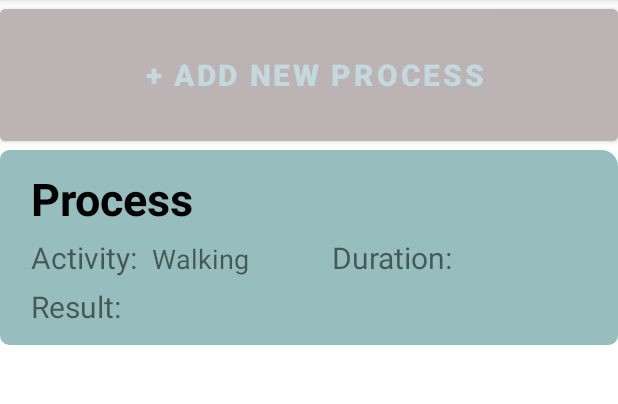
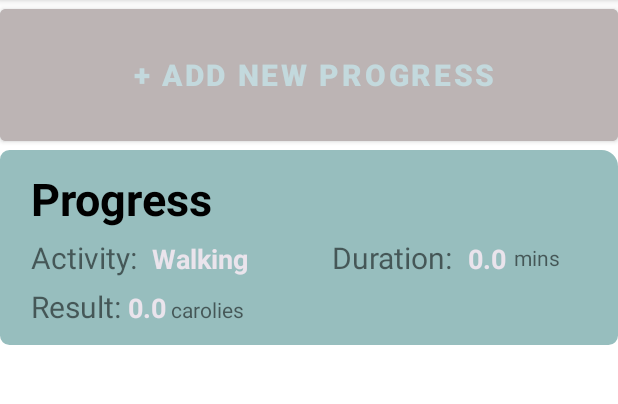
Before and after one commit to xmiao96/XDWorkoutTracker, an Android app: the ProcessFragment screen opened directly, with no data from a screen before it, on a phone screen of 412 x 824 dp, the part 84-488 px from its top. Run offline under Robolectric (Android 15) with nearby library versions, the phone set to English and light mode, and no system bars; 1 statement that could not run was skipped.

Commit message:
Bug fixed: result not shown on progress list when click save directly Style and layout change v2

```diff
--- a/app/src/main/res/layout/activity_register.xml
+++ b/app/src/main/res/layout/activity_register.xml
@@ -182,7 +182,7 @@
                     android:layout_width="wrap_content"
                     android:layout_height="wrap_content"
                     android:ems="10"
-                    android:hint="example: 64.2"
+                    android:hint="example: 135.5"
                     android:inputType="numberDecimal" />
 
                 <TextView
@@ -190,7 +190,7 @@
                     android:layout_width="wrap_content"
                     android:layout_height="wrap_content"
                     android:layout_weight="1"
-                    android:text="in kg" />
+                    android:text="in lbs" />
             </LinearLayout>
 
         </LinearLayout>
--- a/app/src/main/res/layout/fragment_process.xml
+++ b/app/src/main/res/layout/fragment_process.xml
@@ -19,7 +19,7 @@
             android:layout_width="match_parent"
             android:layout_height="100dp"
             android:backgroundTint="@color/add_process_color"
-            android:text=" + Add New Process"
+            android:text=" + Add New Progress"
             android:textColor="@color/teal_1"
             android:textSize="20sp"
             android:textStyle="bold" />
--- a/app/src/main/res/layout/fragment_profile.xml
+++ b/app/src/main/res/layout/fragment_profile.xml
@@ -22,6 +22,7 @@
             android:layout_height="wrap_content"
             android:layout_margin="2dp"
             android:layout_marginTop="2dp"
+            android:background="@drawable/bg_shape_2"
             android:orientation="vertical"
             android:padding="2dp">
 
@@ -107,7 +108,7 @@
                     android:layout_height="match_parent"
                     android:layout_weight="1"
                     android:padding="2dp"
-                    android:text="kg" />
+                    android:text="lbs" />
             </LinearLayout>
 
         </LinearLayout>
--- a/app/src/main/res/layout/list_process.xml
+++ b/app/src/main/res/layout/list_process.xml
@@ -32,7 +32,7 @@
                     <TextView
                         android:layout_width="wrap_content"
                         android:layout_height="wrap_content"
-                        android:text="Process"
+                        android:text="Progress"
                         android:textColor="@color/black"
                         android:textSize="30dp"
                         android:textStyle="bold" />
@@ -77,7 +77,9 @@
                                 android:layout_marginLeft="5dp"
                                 android:layout_marginTop="5dp"
                                 android:text="walking"
-                                android:textSize="18dp" />
+                                android:textColor="@color/pink_50"
+                                android:textSize="18dp"
+                                android:textStyle="bold" />
                         </LinearLayout>
 
                         <LinearLayout
@@ -87,7 +89,7 @@
                             <LinearLayout
                                 android:layout_width="wrap_content"
                                 android:layout_height="wrap_content"
-                                android:layout_marginEnd="50dp"
+                                android:layout_marginEnd="15dp"
                                 android:orientation="horizontal">
 
                                 <TextView
@@ -104,8 +106,20 @@
                                     android:layout_marginLeft="5dp"
                                     android:layout_marginTop="5dp"
                                     android:text="120"
-                                    android:textSize="18dp" />
+                                    android:textColor="@color/pink_50"
+                                    android:textSize="18dp"
+                                    android:textStyle="bold" />
+
+                                <TextView
+                                    android:id="@+id/textView12"
+                                    android:layout_width="match_parent"
+                                    android:layout_height="wrap_content"
+                                    android:layout_marginLeft="5dp"
+                                    android:layout_marginTop="3dp"
+                                    android:text="mins"
+                                    android:textSize="14dp" />
                             </LinearLayout>
+
                         </LinearLayout>
                     </LinearLayout>
 
@@ -132,7 +146,18 @@
                                 android:layout_height="wrap_content"
                                 android:layout_marginTop="5dp"
                                 android:text="2.33"
-                                android:textSize="18dp" />
+                                android:textColor="@color/pink_50"
+                                android:textSize="18dp"
+                                android:textStyle="bold" />
+
+                            <TextView
+                                android:id="@+id/textView13"
+                                android:layout_width="wrap_content"
+                                android:layout_height="wrap_content"
+                                android:layout_marginLeft="3dp"
+                                android:layout_marginTop="5dp"
+                                android:layout_weight="1"
+                                android:text="carolies" />
                         </LinearLayout>
                     </LinearLayout>
                 </LinearLayout>
```
Also changed, not shown: app/src/main/java/com/example/xdworkouttracker/progress.java (+6 -2 lines), app/src/main/res/layout/activity_progress.xml (+4 -4 lines).
